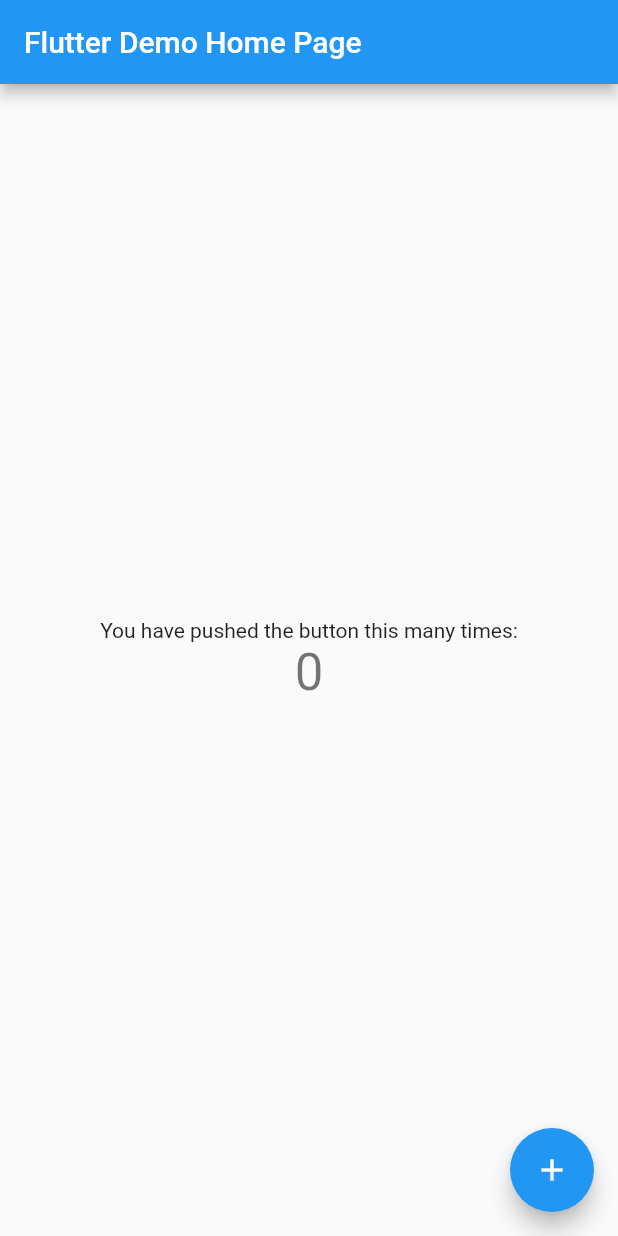
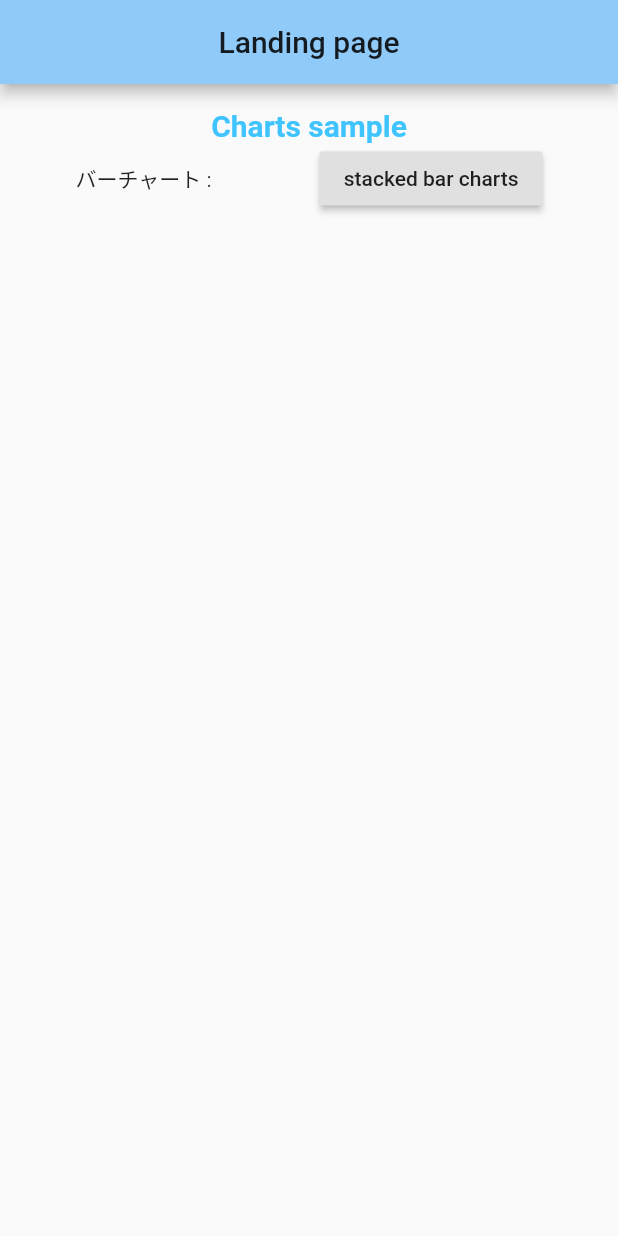
Before and after one commit to hirotimes/study_charts_app, a Flutter app: the screen it shows after launch, on a phone screen of 412 x 824 dp. Run offline on Flutter 3.47's test engine with Material 2 defaults, Android fonts, the phone set to English and light mode, and no system bars; our stand-ins replace charts_flutter.

```diff
--- /dev/null
+++ b/study_charts_app/lib/app.dart
@@ -0,0 +1,12 @@
+import 'main.dart';
+import 'screens/landing_view.dart';
+import 'screens/stacked_bar_charts_view.dart';
+
+const initialRoute = '/';
+
+makeRoutes() {
+  return {
+    '/': (context) => LandingView(),
+    '/stacked_bar_charts': (context) => StackedBarChartsView(),
+  };
+}
--- a/study_charts_app/lib/main.dart
+++ b/study_charts_app/lib/main.dart
@@ -1,117 +1,62 @@
 import 'package:flutter/material.dart';
+import 'app.dart' as app;
 
-void main() {
-  runApp(MyApp());
+const MaterialColor _mimosaSwatch = const MaterialColor(
+    0xFF90CAF9,
+    const <int, Color> {
+      // Base: Light Blue 100
+//      50: const Color(0xFFF6FCFF),
+//      100: const Color(0xFFE8F7FE),
+//      200: const Color(0xFFD9F2FE),
+//      300: const Color(0xFFCAEDFD),
+//      400: const Color(0xFFBEE9FC),
+//      500: const Color(0xFFB3E5FC),
+//      600: const Color(0xFFACE2FC),
+//      700: const Color(0xFFA3DEFB),
+//      800: const Color(0xFF9ADAFB),
+//      900: const Color(0xFF8BD3FA),
+      // Base: Light Blue 200
+//      50: const Color(0xFFF0FAFE),
+//      100: const Color(0xFFD9F2FE),
+//      200: const Color(0xFFC0EAFD),
+//      300: const Color(0xFFA7E1FC),
+//      400: const Color(0xFF94DAFB),
+//      500: const Color(0xFF81D4FA),
+//      600: const Color(0xFF79CFF9),
+//      700: const Color(0xFF6EC9F9),
+//      800: const Color(0xFF64C3F8),
+//      900: const Color(0xFF51B9F6),
+      // Base: Blue 200
+      50: const Color(0xFFF2F9FE),
+      100: const Color(0xFFDEEFFD),
+      200: const Color(0xFFC8E5FC),
+      300: const Color(0xFFB1DAFB),
+      400: const Color(0xFFA1D2FA),
+      500: const Color(0xFF90CAF9),
+      600: const Color(0xFF88C5F8),
+      700: const Color(0xFF7DBDF7),
+      800: const Color(0xFF73B7F6),
+      900: const Color(0xFF61ABF5),
+    }
+);
+
+void main() async {
+  runApp(Main());
 }
 
-class MyApp extends StatelessWidget {
-  // This widget is the root of your application.
+class Main extends StatelessWidget {
   @override
   Widget build(BuildContext context) {
     return MaterialApp(
-      title: 'Flutter Demo',
+      // supportedLocales: [
+      //   Locale('ja', 'JP'),
+      // ],
+      title: 'W3MIMOSA App',
+      initialRoute: app.initialRoute,
+      routes: app.makeRoutes(),
       theme: ThemeData(
-        // This is the theme of your application.
-        //
-        // Try running your application with "flutter run". You'll see the
-        // application has a blue toolbar. Then, without quitting the app, try
-        // changing the primarySwatch below to Colors.green and then invoke
-        // "hot reload" (press "r" in the console where you ran "flutter run",
-        // or simply save your changes to "hot reload" in a Flutter IDE).
-        // Notice that the counter didn't reset back to zero; the application
-        // is not restarted.
-        primarySwatch: Colors.blue,
-        // This makes the visual density adapt to the platform that you run
-        // the app on. For desktop platforms, the controls will be smaller and
-        // closer together (more dense) than on mobile platforms.
-        visualDensity: VisualDensity.adaptivePlatformDensity,
+          primarySwatch: _mimosaSwatch
       ),
-      home: MyHomePage(title: 'Flutter Demo Home Page'),
     );
   }
 }
-
-class MyHomePage extends StatefulWidget {
-  MyHomePage({Key key, this.title}) : super(key: key);
-
-  // This widget is the home page of your application. It is stateful, meaning
-  // that it has a State object (defined below) that contains fields that affect
-  // how it looks.
-
-  // This class is the configuration for the state. It holds the values (in this
-  // case the title) provided by the parent (in this case the App widget) and
-  // used by the build method of the State. Fields in a Widget subclass are
-  // always marked "final".
-
-  final String title;
-
-  @override
-  _MyHomePageState createState() => _MyHomePageState();
-}
-
-class _MyHomePageState extends State<MyHomePage> {
-  int _counter = 0;
-
-  void _incrementCounter() {
-    setState(() {
-      // This call to setState tells the Flutter framework that something has
-      // changed in this State, which causes it to rerun the build method below
-      // so that the display can reflect the updated values. If we changed
-      // _counter without calling setState(), then the build method would not be
-      // called again, and so nothing would appear to happen.
-      _counter++;
-    });
-  }
-
-  @override
-  Widget build(BuildContext context) {
-    // This method is rerun every time setState is called, for instance as done
-    // by the _incrementCounter method above.
-    //
-    // The Flutter framework has been optimized to make rerunning build methods
-    // fast, so that you can just rebuild anything that needs updating rather
-    // than having to individually change instances of widgets.
-    return Scaffold(
-      appBar: AppBar(
-        // Here we take the value from the MyHomePage object that was created by
-        // the App.build method, and use it to set our appbar title.
-        title: Text(widget.title),
-      ),
-      body: Center(
-        // Center is a layout widget. It takes a single child and positions it
-        // in the middle of the parent.
-        child: Column(
-          // Column is also a layout widget. It takes a list of children and
-          // arranges them vertically. By default, it sizes itself to fit its
-          // children horizontally, and tries to be as tall as its parent.
-          //
-          // Invoke "debug painting" (press "p" in the console, choose the
-          // "Toggle Debug Paint" action from the Flutter Inspector in Android
-          // Studio, or the "Toggle Debug Paint" command in Visual Studio Code)
-          // to see the wireframe for each widget.
-          //
-          // Column has various properties to control how it sizes itself and
-          // how it positions its children. Here we use mainAxisAlignment to
-          // center the children vertically; the main axis here is the vertical
-          // axis because Columns are vertical (the cross axis would be
-          // horizontal).
-          mainAxisAlignment: MainAxisAlignment.center,
-          children: <Widget>[
-            Text(
-              'You have pushed the button this many times:',
-            ),
-            Text(
-              '$_counter',
-              style: Theme.of(context).textTheme.headline4,
-            ),
-          ],
-        ),
-      ),
-      floatingActionButton: FloatingActionButton(
-        onPressed: _incrementCounter,
-        tooltip: 'Increment',
-        child: Icon(Icons.add),
-      ), // This trailing comma makes auto-formatting nicer for build methods.
-    );
-  }
-}
--- /dev/null
+++ b/study_charts_app/lib/screens/landing_view.dart
@@ -0,0 +1,91 @@
+import 'dart:async';
+
+import 'package:flutter/material.dart';
+import 'package:flutter/services.dart';
+
+class LandingView extends StatelessWidget {
+  @override
+  Widget build(BuildContext context) {
+    return _Landing();
+  }
+}
+
+class _Landing extends StatefulWidget {
+  @override
+  _LandingState createState() => _LandingState();
+}
+
+class _LandingState extends State<_Landing> {
+  final _formKey = GlobalKey<FormState>();
+
+  @override
+  void initState() {
+    super.initState();
+  }
+
+  @override
+  Widget build(BuildContext context) {
+    return Scaffold(
+      appBar: AppBar(
+        centerTitle: true,
+        title: Text('Landing page'),
+        automaticallyImplyLeading: false, //hide back button
+      ),
+      body: ClipRect(
+        child: Stack(
+          fit: StackFit.expand,
+          overflow: Overflow.clip,
+          children: <Widget>[
+            Padding(
+              padding: EdgeInsets.all(16),
+              child: SingleChildScrollView(
+                child: Column(
+                  crossAxisAlignment: CrossAxisAlignment.center,
+                  children: [
+                    Text(
+                      'Charts sample',
+                      overflow: TextOverflow.ellipsis,
+                      // textAlign: TextAlign.end,
+                      style: TextStyle(fontWeight: FontWeight.bold, color: Colors.lightBlueAccent, fontSize: 20),
+                    ),
+                    // const Text.rich(
+                    //   TextSpan(
+                    //     text: 'Hello', // default text style
+                    //     children: <TextSpan>[
+                    //       TextSpan(
+                    //           text: ' beautiful ',
+                    //           style: TextStyle(
+                    //               fontStyle: FontStyle.italic, color: Colors.cyan)),
+                    //       TextSpan(
+                    //           text: 'world', style: TextStyle(fontWeight: FontWeight.bold)),
+                    //     ],
+                    //   ),
+                    // ),
+                    Row(
+                      mainAxisAlignment: MainAxisAlignment.spaceAround,
+                      children: [
+                        Text(
+                          'バーチャート : ',
+                        ),
+                        RaisedButton(
+                          child: const Text('stacked bar charts'),
+                          onPressed: () {
+                            Navigator.pushNamed(context, '/stacked_bar_charts');
+                          },
+                          highlightElevation: 16,
+                          highlightColor: Colors.blue,
+                          onHighlightChanged: (value) {},
+                        ),
+                      ],
+                    ),
+                    SizedBox(height: 16),
+                  ],
+                ),
+              ),
+            )
+          ],
+        ),
+      ),
+    );
+  }
+}
--- a/study_charts_app/pubspec.yaml
+++ b/study_charts_app/pubspec.yaml
@@ -23,7 +23,7 @@ environment:
 dependencies:
   flutter:
     sdk: flutter
-
+  charts_flutter: "^0.9.0"
 
   # The following adds the Cupertino Icons font to your application.
   # Use with the CupertinoIcons class for iOS style icons.
```
Also changed, not shown: study_charts_app/lib/screens/stacked_bar_charts_view.dart (added, +86 -0 lines), 2 other files.
